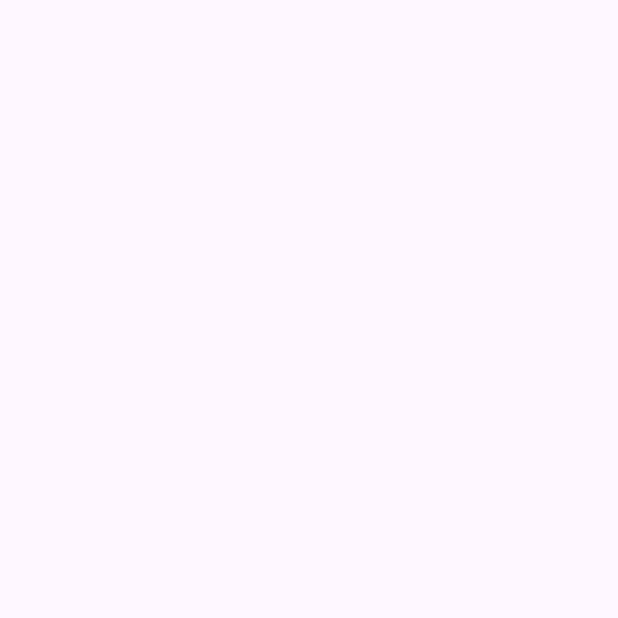
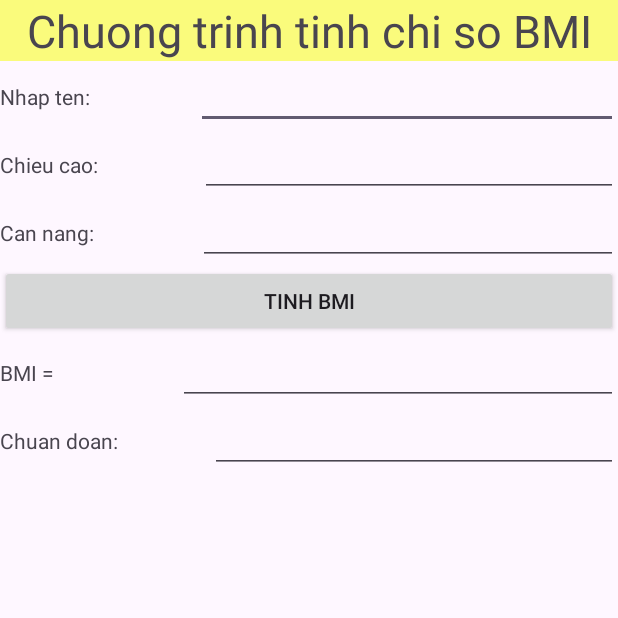
Before and after one commit to tuandat25/CSE441_PRACTICE, an Android app: the BMI screen opened directly, with no data from a screen before it, on a phone screen of 412 x 824 dp, the top half of it. Before the commit the part shown is empty. Run offline under Robolectric (Android 15) with nearby library versions, the phone set to English and light mode, and no system bars.

Commit message:
Ex04: Complete BMI

```diff
--- a/Ex04/app/src/main/java/com/example/btth/ex04/BMI.java
+++ b/Ex04/app/src/main/java/com/example/btth/ex04/BMI.java
@@ -1,6 +1,8 @@
 package com.example.btth.ex04;
 
 import android.os.Bundle;
+import android.widget.Button;
+import android.widget.EditText;
 
 import androidx.activity.EdgeToEdge;
 import androidx.appcompat.app.AppCompatActivity;
@@ -9,12 +11,63 @@ import androidx.core.view.ViewCompat;
 import androidx.core.view.WindowInsetsCompat;
 
 public class BMI extends AppCompatActivity {
-
+    EditText editTextHeight, editTextWeight, editTextBMI, editTextDiagnosis, editTextName;
+    Button buttonCalculate;
     @Override
     protected void onCreate(Bundle savedInstanceState) {
         super.onCreate(savedInstanceState);
         EdgeToEdge.enable(this);
         setContentView(R.layout.activity_bmi);
+        editTextHeight = findViewById(R.id.editTextHeight);
+        editTextWeight = findViewById(R.id.editTextWeight);
+        editTextBMI = findViewById(R.id.editTextBMI);
+        editTextDiagnosis = findViewById(R.id.editTextDiagnosis);
+        editTextName = findViewById(R.id.editTextName);
+        buttonCalculate = findViewById(R.id.btnCalculate);
+        buttonCalculate.setOnClickListener(v -> {
+            String heightText = editTextHeight.getText().toString();
+            String weightText = editTextWeight.getText().toString();
+
+            // Kiểm tra người dùng đã nhập chiều cao và cân nặng chưa
+            if (!heightText.isEmpty() && !weightText.isEmpty()) {
+                try {
+                    double height = Double.parseDouble(heightText);
+                    double weight = Double.parseDouble(weightText);
+
+                    // Tính chỉ số BMI
+                    double bmi = weight / (height * height);
+
+                    // Hiển thị BMI
+                    editTextBMI.setText(String.format("%.2f", bmi));
+
+                    // Phân loại và đưa ra kết quả chẩn đoán
+                    String diagnosis;
+                    if (bmi < 18) {
+                        diagnosis = "Người gầy";
+                    } else if (bmi >= 18 && bmi <= 24.9) {
+                        diagnosis = "Người bình thường";
+                    } else if (bmi >= 25 && bmi <= 29.9) {
+                        diagnosis = "Người béo phì độ I";
+                    } else if (bmi >= 30 && bmi <= 34.9) {
+                        diagnosis = "Người béo phì độ II";
+                    } else {
+                        diagnosis = "Người béo phì độ III";
+                    }
+
+                    // Hiển thị chẩn đoán
+                    editTextDiagnosis.setText(diagnosis);
+
+                } catch (NumberFormatException e) {
+                    // Nếu người dùng nhập không đúng định dạng số
+                    editTextBMI.setText("Lỗi định dạng số");
+                    editTextDiagnosis.setText("");
+                }
+            } else {
+                // Nếu người dùng chưa nhập chiều cao hoặc cân nặng
+                editTextBMI.setText("Vui lòng nhập chiều cao và cân nặng");
+                editTextDiagnosis.setText("");
+            }
+        });
         ViewCompat.setOnApplyWindowInsetsListener(findViewById(R.id.main), (v, insets) -> {
             Insets systemBars = insets.getInsets(WindowInsetsCompat.Type.systemBars());
             v.setPadding(systemBars.left, systemBars.top, systemBars.right, systemBars.bottom);
--- a/Ex04/app/src/main/res/layout/activity_bmi.xml
+++ b/Ex04/app/src/main/res/layout/activity_bmi.xml
@@ -1,10 +1,146 @@
 <?xml version="1.0" encoding="utf-8"?>
-<androidx.constraintlayout.widget.ConstraintLayout xmlns:android="http://schemas.android.com/apk/res/android"
+<LinearLayout xmlns:android="http://schemas.android.com/apk/res/android"
     xmlns:app="http://schemas.android.com/apk/res-auto"
     xmlns:tools="http://schemas.android.com/tools"
     android:id="@+id/main"
     android:layout_width="match_parent"
     android:layout_height="match_parent"
+    android:orientation="vertical"
     tools:context=".BMI">
 
-</androidx.constraintlayout.widget.ConstraintLayout>
+    <LinearLayout
+        android:layout_width="match_parent"
+        android:layout_height="wrap_content"
+        android:orientation="horizontal">
+
+        <TextView
+            android:id="@+id/textView"
+            android:layout_width="wrap_content"
+            android:layout_height="wrap_content"
+            android:layout_weight="1"
+            android:text="Chuong trinh tinh chi so BMI"
+            android:gravity="center"
+            android:background="#FAFB7C"
+            android:textSize="30sp"
+            />
+    </LinearLayout>
+
+    <LinearLayout
+        android:layout_width="match_parent"
+        android:layout_height="wrap_content"
+        android:orientation="horizontal">
+
+        <TextView
+            android:id="@+id/textViewName"
+            android:layout_width="wrap_content"
+            android:layout_height="wrap_content"
+            android:layout_weight="1"
+            android:text="Nhap ten: " />
+
+        <EditText
+            android:id="@+id/editTextName"
+            android:layout_width="wrap_content"
+            android:layout_height="wrap_content"
+            android:layout_weight="1"
+            android:ems="10"
+            android:inputType="text" />
+    </LinearLayout>
+    <LinearLayout
+        android:layout_width="match_parent"
+        android:layout_height="wrap_content"
+        android:orientation="horizontal">
+
+        <TextView
+            android:id="@+id/textViewHeight"
+            android:layout_width="wrap_content"
+            android:layout_height="wrap_content"
+            android:layout_weight="1"
+            android:text="Chieu cao: " />
+
+        <EditText
+            android:id="@+id/editTextHeight"
+            android:layout_width="wrap_content"
+            android:layout_height="wrap_content"
+            android:layout_weight="1"
+            android:ems="10"
+            android:inputType="text" />
+    </LinearLayout>
+    <LinearLayout
+        android:layout_width="match_parent"
+        android:layout_height="wrap_content"
+        android:orientation="horizontal">
+
+        <TextView
+            android:id="@+id/textViewWeight"
+            android:layout_width="wrap_content"
+            android:layout_height="wrap_content"
+            android:layout_weight="1"
+            android:text="Can nang: " />
+
+        <EditText
+            android:id="@+id/editTextWeight"
+            android:layout_width="wrap_content"
+            android:layout_height="wrap_content"
+            android:layout_weight="1"
+            android:ems="10"
+            android:inputType="text" />
+
+    </LinearLayout>
+
+    <LinearLayout
+        android:layout_width="match_parent"
+        android:layout_height="wrap_content"
+
+        android:orientation="horizontal">
+
+        <androidx.appcompat.widget.AppCompatButton
+            android:id="@+id/btnCalculate"
+            android:layout_width="match_parent"
+            android:layout_height="wrap_content"
+            android:text="Tinh BMI" />
+    </LinearLayout>
+
+    <LinearLayout
+        android:layout_width="match_parent"
+        android:layout_height="wrap_content"
+        android:orientation="horizontal">
+
+        <TextView
+            android:id="@+id/textViewBMI"
+            android:layout_width="wrap_content"
+            android:layout_height="wrap_content"
+            android:layout_weight="1"
+            android:text="BMI = " />
+
+        <EditText
+            android:id="@+id/editTextBMI"
+            android:layout_width="wrap_content"
+            android:layout_height="wrap_content"
+            android:layout_weight="1"
+            android:ems="10"
+            android:inputType="text" />
+
+    </LinearLayout>
+
+    <LinearLayout
+        android:layout_width="match_parent"
+        android:layout_height="wrap_content"
+        android:orientation="horizontal">
+
+        <TextView
+            android:id="@+id/textViewDiagnosis"
+            android:layout_width="wrap_content"
+            android:layout_height="wrap_content"
+            android:layout_weight="1"
+            android:text="Chuan doan: " />
+
+        <EditText
+            android:id="@+id/editTextDiagnosis"
+            android:layout_width="wrap_content"
+            android:layout_height="wrap_content"
+            android:layout_weight="1"
+            android:ems="10"
+            android:inputType="text" />
+
+    </LinearLayout>
+</LinearLayout>
```
